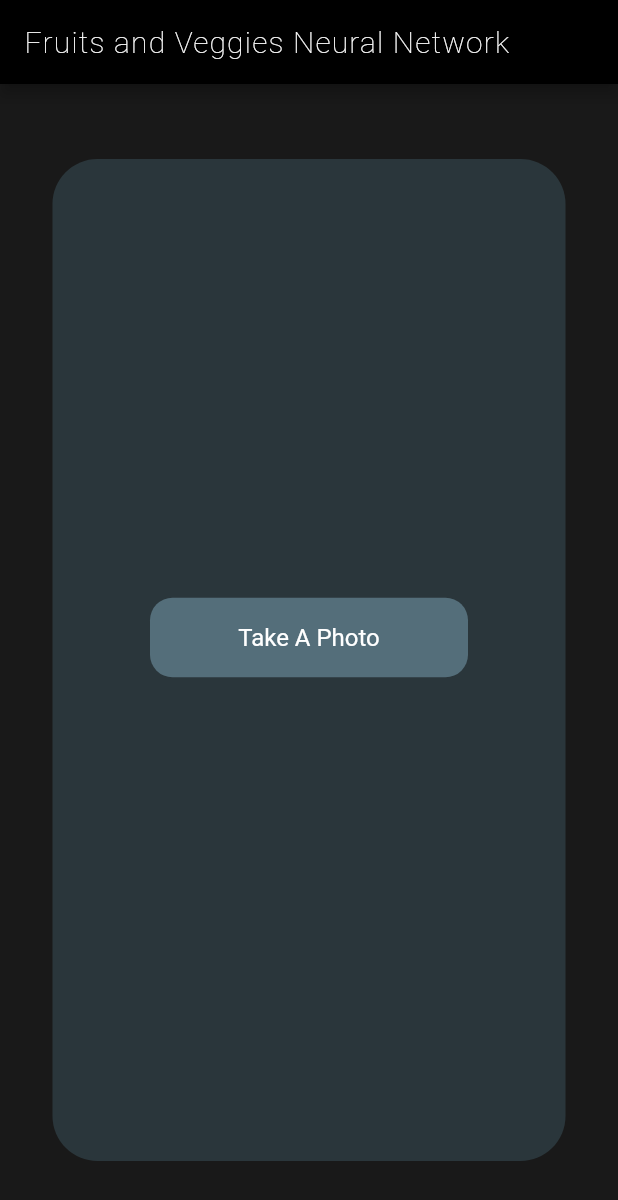
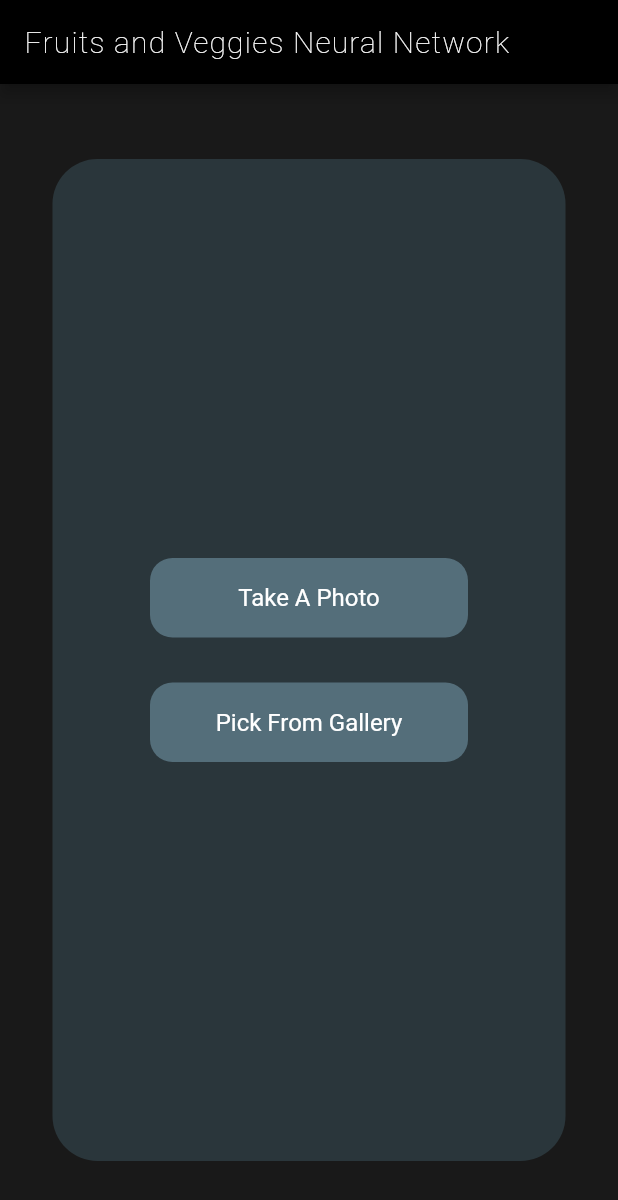
Before and after one commit to vamsee9/TS_viggie_TML, a Flutter app: the screen it shows after launch, after a tap on "Take A Photo", on a phone screen of 412 x 824 dp. Shown: the top 1200 px of the screen. Run offline on Flutter 3.47's test engine with Material 2 defaults, Android fonts, the phone set to English and light mode, and no system bars; our stand-ins replace image_picker; missing offline and left inert: tflite.

Commit message:
APP: Beta relase
Signed-off-by: vamsee9 <4n0n5ur7@protonmail.com>

```diff
--- a/veg_ml/lib/Home.dart
+++ b/veg_ml/lib/Home.dart
@@ -51,6 +51,16 @@
 
   pickImage() async {
     var image = await picker.getImage(source: ImageSource.camera);
+    if (image == null) return null;
+
+    setState(() {
+      _image = File(image.path);
+    });
+    classifyImage(_image);
+  }
+
+  pickGalleryImage() async {
+    var image = await picker.getImage(source: ImageSource.gallery);
     if (image == null) return null;
 
     setState(() {
@@ -145,7 +155,25 @@
                         ),
                       ),
                     ),
-                    SizedBox(height: 30,),
+                    SizedBox(
+                      height: 30,
+                    ),
+                    GestureDetector(
+                      onTap: pickGalleryImage,
+                      child: Container(
+                        width: MediaQuery.of(context).size.width - 200,
+                        alignment: Alignment.center,
+                        padding:
+                            EdgeInsets.symmetric(horizontal: 24, vertical: 17),
+                        decoration: BoxDecoration(
+                            color: Colors.blueGrey[600],
+                            borderRadius: BorderRadius.circular(15)),
+                        child: Text(
+                          'Pick From Gallery',
+                          style: TextStyle(color: Colors.white, fontSize: 16),
+                        ),
+                      ),
+                    ),
                   ],
                 ),
               )
```
